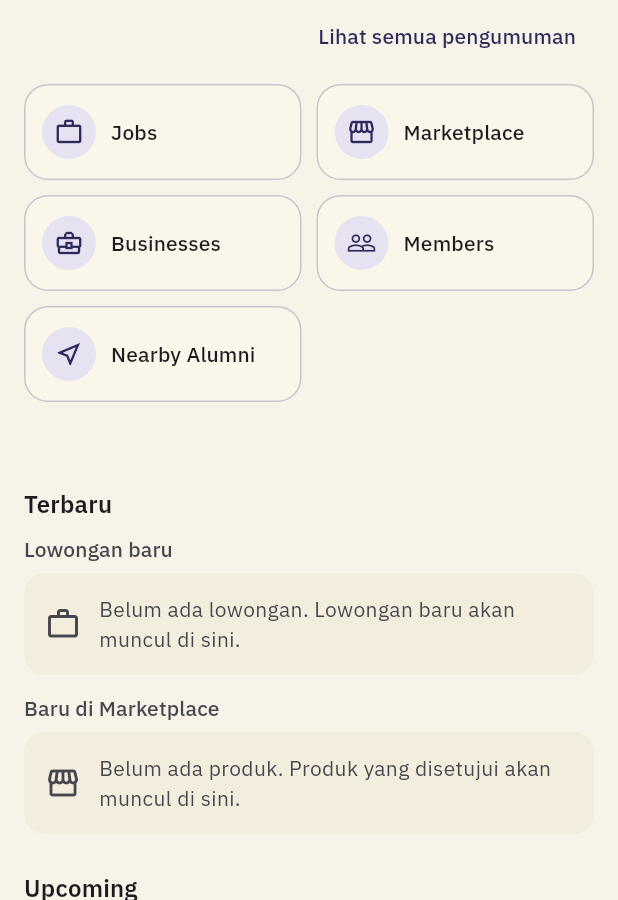
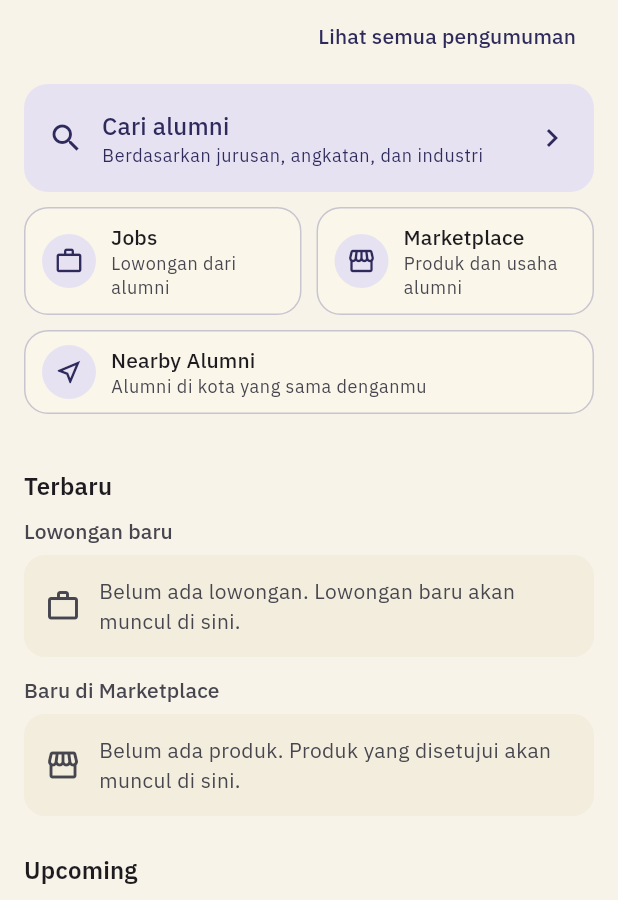
Before and after one commit to FarrelAlfarabi/Undip-Alumni-Connect, a Flutter app: the HomeScreen screen opened directly with empty values, on a phone screen of 412 x 824 dp, the part 336-1236 px from its top. Run offline on Flutter 3.47's test engine with Material 3 defaults, Android fonts, the phone set to English and light mode, and no system bars; our stand-ins replace file_picker, flutter_dotenv, flutter_map, flutter_secure_storage, google_fonts, latlong2 and 3 more; accounts and stored records are empty; network calls fail; project files that could hold a hidden picture were left out.

Commit message:
Stage B: Home hub, one wide Cari alumni button, tile subtitles, requests card
Co-Authored-By: Claude Sonnet 5.5 <noreply@anthropic.com>
Claude-Session: https://claude.ai/code/session_01HLzVPGQayX9YA6N5QMuzmB

```diff
--- a/lib/screens/home_screen.dart
+++ b/lib/screens/home_screen.dart
@@ -133,6 +133,19 @@ class _HomeScreenState extends State<HomeScreen> {
 
   ValueNotifier<Map<String, dynamic>> get _user => widget.currentUser;
 
+  Future<void> _openRequests() async {
+    await Navigator.of(context).push(
+      MaterialPageRoute(builder: (_) => widget.pages.requests(_user)),
+    );
+    if (mounted) {
+      setState(() {
+        _pendingRequests = _api
+            .pendingRequestCount(_user.value['id'] as String)
+            .catchError((_) => 0);
+      });
+    }
+  }
+
   @override
   Widget build(BuildContext context) {
     final theme = Theme.of(context);
@@ -180,20 +193,7 @@ class _HomeScreenState extends State<HomeScreen> {
               return IconButton(
                 key: const Key('home-requests'),
                 tooltip: n > 0 ? 'Permintaan ($n menunggu)' : 'Permintaan',
-                onPressed: () async {
-                  await Navigator.of(context).push(
-                    MaterialPageRoute(
-                      builder: (_) => widget.pages.requests(_user),
-                    ),
-                  );
-                  if (mounted) {
-                    setState(() {
-                      _pendingRequests = _api
-                          .pendingRequestCount(_user.value['id'] as String)
-                          .catchError((_) => 0);
-                    });
-                  }
-                },
+                onPressed: _openRequests,
                 icon: Badge(
                   key: const Key('requests-badge'),
                   isLabelVisible: n > 0,
@@ -230,6 +230,17 @@ class _HomeScreenState extends State<HomeScreen> {
                   ),
                 ),
                 const SizedBox(height: 16),
+                FutureBuilder<int>(
+                  future: _pendingRequests,
+                  builder: (context, snap) {
+                    final n = snap.data ?? 0;
+                    if (n <= 0) return const SizedBox.shrink();
+                    return Padding(
+                      padding: const EdgeInsets.only(bottom: 12),
+                      child: _RequestsCard(count: n, onTap: _openRequests),
+                    );
+                  },
+                ),
                 _bannerSection(theme),
                 const SizedBox(height: 8),
                 _QuickActions(
@@ -237,9 +248,6 @@ class _HomeScreenState extends State<HomeScreen> {
                   onMarketplace: () => widget.onOpenMarket != null
                       ? widget.onOpenMarket!(0)
                       : _push(widget.pages.marketplace(_user)),
-                  onBusinesses: () => widget.onOpenMarket != null
-                      ? widget.onOpenMarket!(1)
-                      : _push(widget.pages.businesses(_user)),
                   onDirectory: widget.onOpenDirectory,
                   onNearby: () => _push(widget.pages.nearby(_user)),
                 ),
@@ -251,7 +259,6 @@ class _HomeScreenState extends State<HomeScreen> {
                   onRegister: () =>
                       _pushThenRefresh(widget.pages.registerBusiness(_user)),
                 ),
-                const SizedBox(height: 20),
                 const SizedBox(height: 24),
                 _sectionTitle(theme, 'Terbaru'),
                 const SizedBox(height: 8),
@@ -369,63 +376,131 @@ class _QuickActions extends StatelessWidget {
   const _QuickActions({
     required this.onJobs,
     required this.onMarketplace,
-    required this.onBusinesses,
     required this.onDirectory,
     required this.onNearby,
   });
 
   final VoidCallback onJobs;
   final VoidCallback onMarketplace;
-  final VoidCallback onBusinesses;
   final VoidCallback onDirectory;
   final VoidCallback onNearby;
 
   @override
   Widget build(BuildContext context) {
-    // Fixed tile height (not an aspect ratio) so tiles don't balloon on wide
-    // screens; four across on desktop-width layouts.
-    final wide = MediaQuery.sizeOf(context).width >= 700;
-    return GridView(
-      shrinkWrap: true,
-      physics: const NeverScrollableScrollPhysics(),
-      gridDelegate: SliverGridDelegateWithFixedCrossAxisCount(
-        crossAxisCount: wide ? 4 : 2,
-        mainAxisSpacing: 10,
-        crossAxisSpacing: 10,
-        mainAxisExtent: 64,
+    final scheme = Theme.of(context).colorScheme;
+    // Finding an alumnus is the main job of the app, so it is one wide
+    // button; the rest are smaller shortcuts. Directory is also a bottom tab.
+    return Column(
+      crossAxisAlignment: CrossAxisAlignment.stretch,
+      children: [
+        Material(
+          key: const Key('tile-directory'),
+          color: scheme.primaryContainer,
+          borderRadius: BorderRadius.circular(16),
+          child: InkWell(
+            borderRadius: BorderRadius.circular(16),
+            onTap: onDirectory,
+            child: Padding(
+              padding: const EdgeInsets.all(16),
+              child: Row(
+                children: [
+                  Icon(Icons.search, color: scheme.onPrimaryContainer),
+                  const SizedBox(width: 12),
+                  Expanded(
+                    child: Column(
+                      crossAxisAlignment: CrossAxisAlignment.start,
+                      children: [
+                        Text(
+                          'Cari alumni',
+                          style: Theme.of(context).textTheme.titleMedium
+                              ?.copyWith(color: scheme.onPrimaryContainer),
                         ),
+                        Text(
+                          'Berdasarkan jurusan, angkatan, dan industri',
+                          style: Theme.of(context).textTheme.bodySmall
+                              ?.copyWith(color: scheme.onPrimaryContainer),
+                        ),
+                      ],
+                    ),
+                  ),
+                  Icon(Icons.chevron_right, color: scheme.onPrimaryContainer),
+                ],
+              ),
+            ),
+          ),
+        ),
+        const SizedBox(height: 10),
+        Row(
           children: [
-        _Tile(
+            Expanded(
+              child: _Tile(
                 key: const Key('tile-jobs'),
                 icon: Icons.work_outline,
                 label: 'Jobs',
+                subtitle: 'Lowongan dari alumni',
                 onTap: onJobs,
               ),
-        _Tile(
+            ),
+            const SizedBox(width: 10),
+            Expanded(
+              child: _Tile(
                 key: const Key('tile-marketplace'),
                 icon: Icons.storefront_outlined,
                 label: 'Marketplace',
+                subtitle: 'Produk dan usaha alumni',
                 onTap: onMarketplace,
               ),
-        _Tile(
-          key: const Key('tile-businesses'),
-          icon: Icons.business_center_outlined,
-          label: 'Businesses',
-          onTap: onBusinesses,
             ),
-        _Tile(
-          key: const Key('tile-directory'),
-          icon: Icons.people_outline,
-          label: 'Members',
-          onTap: onDirectory,
+          ],
         ),
+        const SizedBox(height: 10),
         _Tile(
           key: const Key('tile-nearby'),
           icon: Icons.near_me_outlined,
           label: 'Nearby Alumni',
+          subtitle: 'Alumni di kota yang sama denganmu',
           onTap: onNearby,
         ),
       ],
+    );
+  }
+}
+
+class _RequestsCard extends StatelessWidget {
+  const _RequestsCard({required this.count, required this.onTap});
+
+  final int count;
+  final VoidCallback onTap;
+
+  @override
+  Widget build(BuildContext context) {
+    final scheme = Theme.of(context).colorScheme;
+    return Material(
+      key: const Key('home-requests-card'),
+      color: scheme.tertiaryContainer,
+      borderRadius: BorderRadius.circular(16),
+      child: InkWell(
+        borderRadius: BorderRadius.circular(16),
+        onTap: onTap,
+        child: Padding(
+          padding: const EdgeInsets.all(14),
+          child: Row(
+            children: [
+              Icon(Icons.handshake_outlined, color: scheme.onTertiaryContainer),
+              const SizedBox(width: 12),
+              Expanded(
+                child: Text(
+                  '$count alumni ingin terhubung denganmu. Lihat permintaan',
+                  style: Theme.of(context).textTheme.bodyMedium?.copyWith(
+                    color: scheme.onTertiaryContainer,
+                  ),
+                ),
+              ),
+              Icon(Icons.chevron_right, color: scheme.onTertiaryContainer),
+            ],
+          ),
+        ),
+      ),
     );
   }
 }
@@ -435,11 +510,13 @@ class _Tile extends StatelessWidget {
     super.key,
     required this.icon,
     required this.label,
+    required this.subtitle,
     required this.onTap,
   });
 
   final IconData icon;
   final String label;
+  final String subtitle;
   final VoidCallback onTap;
 
   @override
@@ -457,7 +534,7 @@ class _Tile extends StatelessWidget {
         ),
         onTap: onTap,
         child: Padding(
-          padding: const EdgeInsets.symmetric(horizontal: 12),
+          padding: const EdgeInsets.symmetric(horizontal: 12, vertical: 10),
           child: Row(
             children: [
               CircleAvatar(
@@ -467,11 +544,25 @@ class _Tile extends StatelessWidget {
               ),
               const SizedBox(width: 10),
               Expanded(
-                child: Text(
+                child: Column(
+                  mainAxisAlignment: MainAxisAlignment.center,
+                  crossAxisAlignment: CrossAxisAlignment.start,
+                  children: [
+                    Text(
                       label,
+                      maxLines: 1,
+                      overflow: TextOverflow.ellipsis,
+                      style: Theme.of(context).textTheme.labelLarge,
+                    ),
+                    Text(
+                      subtitle,
                       maxLines: 2,
                       overflow: TextOverflow.ellipsis,
-                  style: Theme.of(context).textTheme.labelLarge,
+                      style: Theme.of(context).textTheme.bodySmall?.copyWith(
+                        color: scheme.onSurfaceVariant,
+                      ),
+                    ),
+                  ],
                 ),
               ),
             ],
```
Also changed, not shown: 3 other files. Lines whose indentation alone changed are shown as unchanged.
